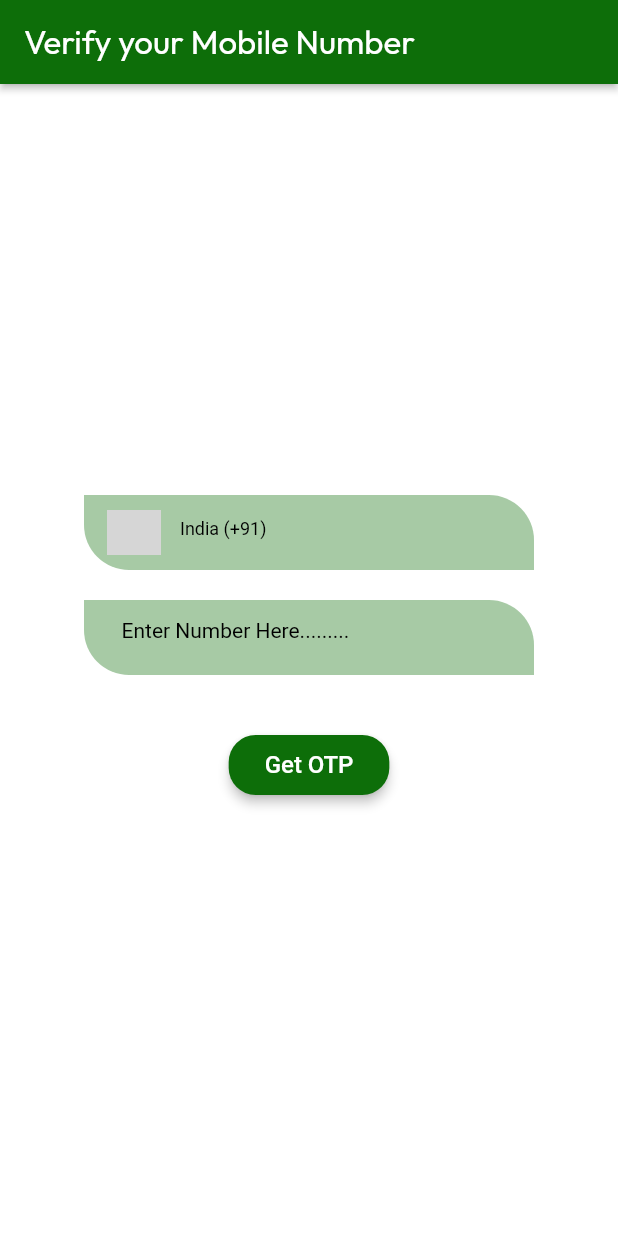
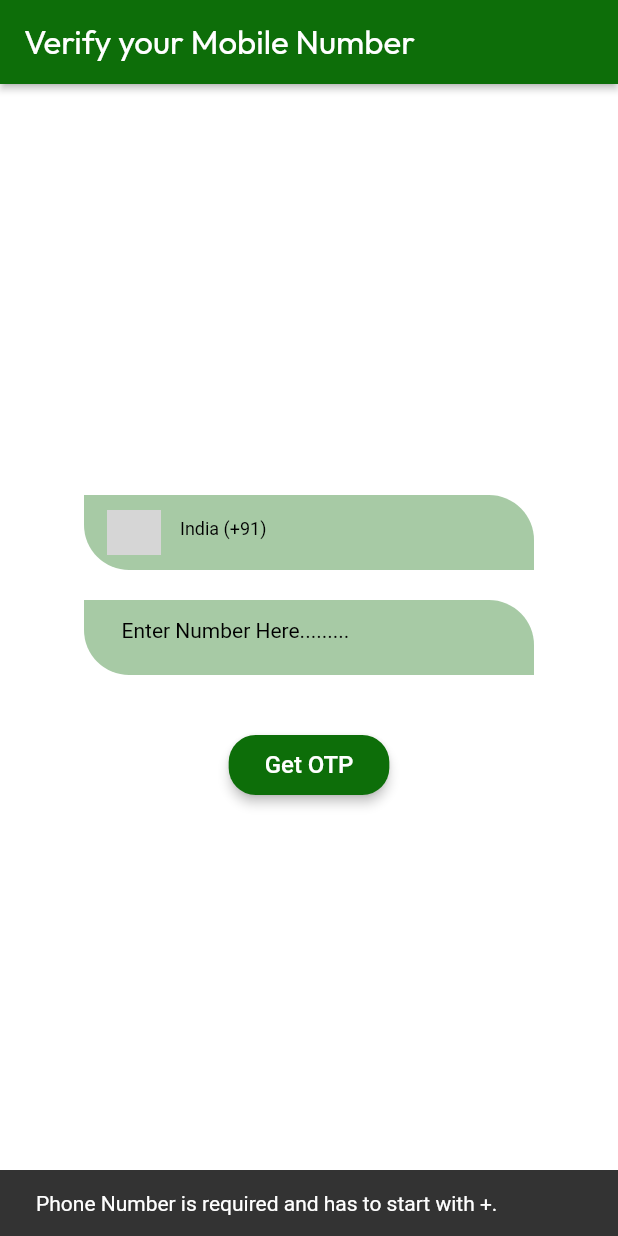
Before and after one commit to devil-preet/BDS1, a Flutter app: the screen it shows after launch, after a tap on "Get OTP", on a phone screen of 412 x 824 dp. Run offline on Flutter 3.47's test engine with Material 2 defaults, Android fonts, the phone set to English and light mode, and no system bars; drawn by our look-alikes of auto_size_text, cached_network_image, flutter_animate; our stand-ins replace cloud_firestore, dropdown_button2, easy_debounce, firebase_auth, firebase_core, font_awesome_flutter and 13 more; missing offline and left inert: firebase_app_check, flutter_google_places, google_api_headers, google_maps_webservice, json_path; accounts and stored records are empty; network calls fail; Roboto replaces fonts that are missing (Readex Pro); grey boxes are pictures that could not be loaded.

Commit message:
12.35//11 november

```diff
--- a/lib/authentication/phone_number/phone_number_widget.dart
+++ b/lib/authentication/phone_number/phone_number_widget.dart
@@ -96,6 +96,7 @@ class _PhoneNumberWidgetState extends State<PhoneNumberWidget>
     _model.numberController ??= TextEditingController();
     _model.numberFocusNode ??= FocusNode();
     _model.numberFocusNode!.addListener(() => setState(() {}));
+    authManager.handlePhoneAuthStateChanges(context);
     setupAnimations(
       animationsMap.values.where((anim) =>
           anim.trigger == AnimationTrigger.onActionTrigger ||
@@ -449,20 +450,34 @@ class _PhoneNumberWidgetState extends State<PhoneNumberWidget>
                       Padding(
                         padding: const EdgeInsetsDirectional.fromSTEB(
                             20.0, 20.0, 20.0, 20.0),
-                        child: InkWell(
-                          splashColor: Colors.transparent,
-                          focusColor: Colors.transparent,
-                          hoverColor: Colors.transparent,
-                          highlightColor: Colors.transparent,
-                          onLongPress: () async {
-                            FFAppState().update(() {
+                        child: FFButtonWidget(
+                          onPressed: () async {
+                            setState(() {
                               FFAppState().MobileNumber =
-                                  '+91${_model.numberController.text}';
+                                  _model.numberController.text;
                             });
+                            final phoneNumberVal = FFAppState().MobileNumber;
+                            if (phoneNumberVal.isEmpty ||
+                                !phoneNumberVal.startsWith('+')) {
+                              ScaffoldMessenger.of(context).showSnackBar(
+                                const SnackBar(
+                                  content: Text(
+                                      'Phone Number is required and has to start with +.'),
+                                ),
+                              );
+                              return;
+                            }
+                            await authManager.beginPhoneAuth(
+                              context: context,
+                              phoneNumber: phoneNumberVal,
+                              onCodeSent: (context) async {
+                                context.goNamedAuth(
+                                  'verify_otp',
+                                  context.mounted,
+                                  ignoreRedirect: true,
+                                );
                               },
-                          child: FFButtonWidget(
-                            onPressed: () {
-                              print('Button pressed ...');
+                            );
                           },
                           text: 'Get OTP',
                           options: FFButtonOptions(
@@ -485,7 +500,6 @@ class _PhoneNumberWidgetState extends State<PhoneNumberWidget>
                             ),
                             borderRadius: BorderRadius.circular(18.0),
                           ),
-                          ),
                         )
                             .animateOnPageLoad(
                                 animationsMap['buttonOnPageLoadAnimation']!)
```
Lines whose indentation alone changed are shown as unchanged.
